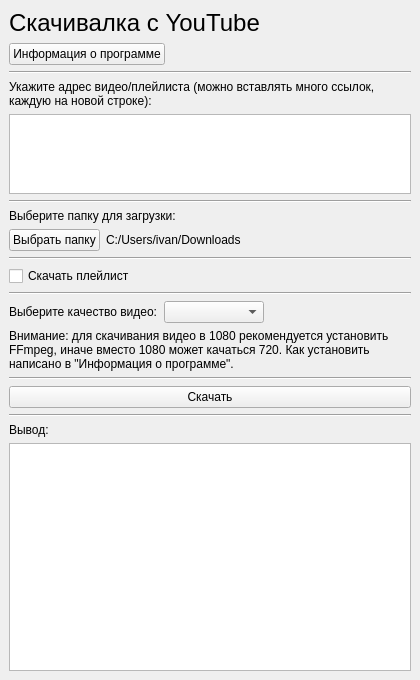
The window that ui/main.ui (SeryiBaran/yt-dlp-python-gui) describes before a commit, drawn with Qt 5.
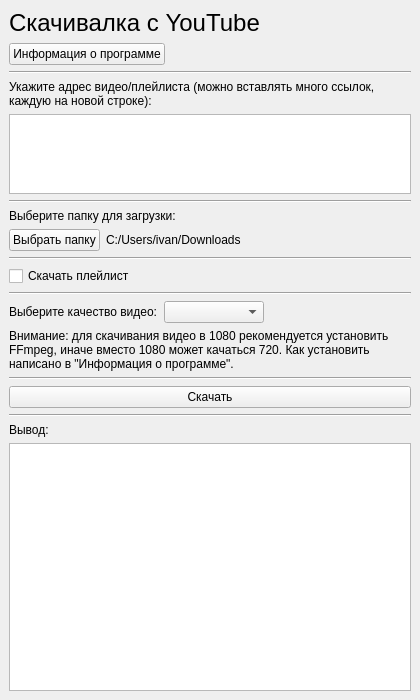
The same window after the commit. Icons and pictures are not drawn.

Diff of the .ui file:
```diff
--- a/ui/main.ui
+++ b/ui/main.ui
@@ -10,7 +10,7 @@
     <x>0</x>
     <y>0</y>
     <width>420</width>
-    <height>680</height>
+    <height>700</height>
    </rect>
   </property>
   <property name="font">
@@ -63,7 +63,7 @@
          <x>0</x>
          <y>0</y>
          <width>420</width>
-         <height>680</height>
+         <height>700</height>
         </rect>
        </property>
        <layout class="QVBoxLayout" name="verticalLayout_3">
```
